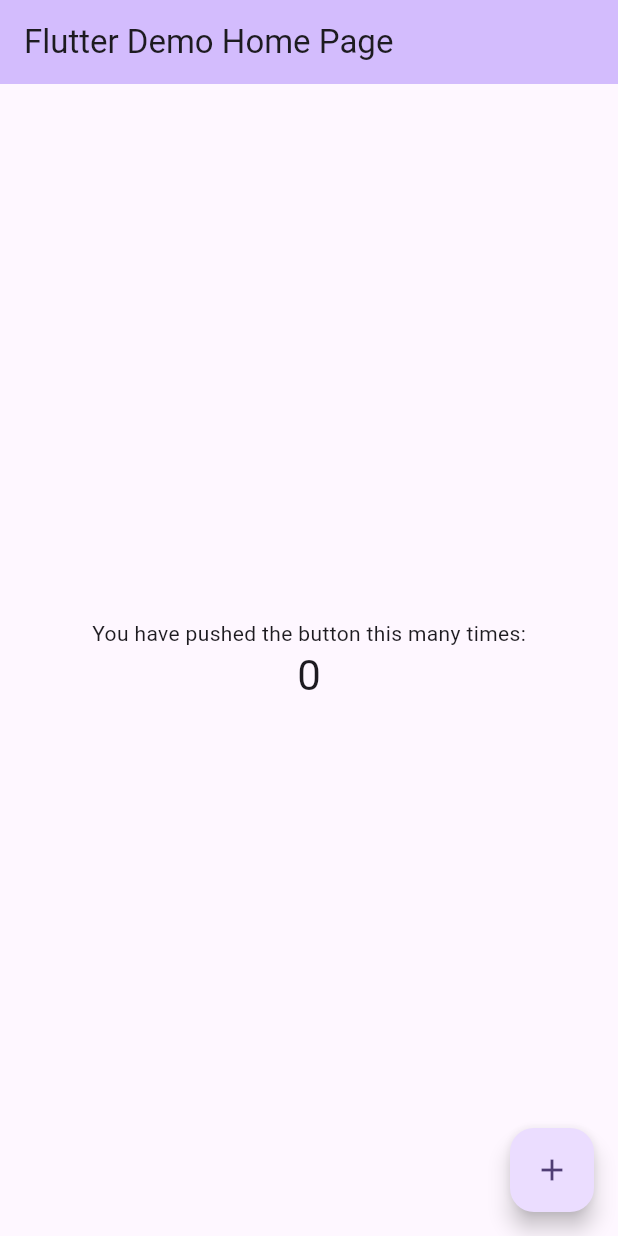
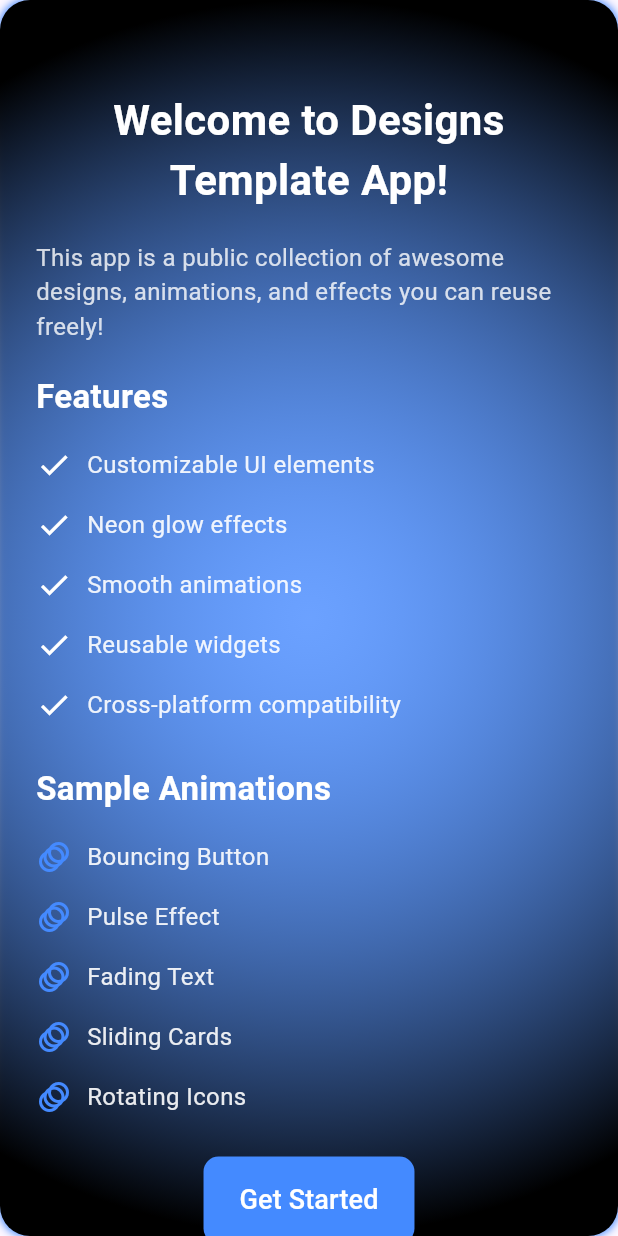
Before and after one commit to SaubhagyaSingh/mvc_base, a Flutter app: the screen it shows after launch, on a phone screen of 412 x 824 dp. Run offline on Flutter 3.47's test engine with Material 3 defaults, Android fonts, the phone set to English and light mode, and no system bars.

Commit message:
gradient_container.dart added

```diff
--- a/lib/main.dart
+++ b/lib/main.dart
@@ -1,4 +1,5 @@
 import 'package:flutter/material.dart';
+import 'package:mvc_base/views/home.dart';
 
 void main() {
   runApp(const MyApp());
@@ -11,115 +12,13 @@
   @override
   Widget build(BuildContext context) {
     return MaterialApp(
-      title: 'Flutter Demo',
+      title: 'Design Templates',
+      debugShowCheckedModeBanner: false,
       theme: ThemeData(
-        // This is the theme of your application.
-        //
-        // TRY THIS: Try running your application with "flutter run". You'll see
-        // the application has a purple toolbar. Then, without quitting the app,
-        // try changing the seedColor in the colorScheme below to Colors.green
-        // and then invoke "hot reload" (save your changes or press the "hot
-        // reload" button in a Flutter-supported IDE, or press "r" if you used
-        // the command line to start the app).
-        //
-        // Notice that the counter didn't reset back to zero; the application
-        // state is not lost during the reload. To reset the state, use hot
-        // restart instead.
-        //
-        // This works for code too, not just values: Most code changes can be
-        // tested with just a hot reload.
         colorScheme: ColorScheme.fromSeed(seedColor: Colors.deepPurple),
         useMaterial3: true,
       ),
-      home: const MyHomePage(title: 'Flutter Demo Home Page'),
+      home: Home(),
     );
   }
 }
-
-class MyHomePage extends StatefulWidget {
-  const MyHomePage({super.key, required this.title});
-
-  // This widget is the home page of your application. It is stateful, meaning
-  // that it has a State object (defined below) that contains fields that affect
-  // how it looks.
-
-  // This class is the configuration for the state. It holds the values (in this
-  // case the title) provided by the parent (in this case the App widget) and
-  // used by the build method of the State. Fields in a Widget subclass are
-  // always marked "final".
-
-  final String title;
-
-  @override
-  State<MyHomePage> createState() => _MyHomePageState();
-}
-
-class _MyHomePageState extends State<MyHomePage> {
-  int _counter = 0;
-
-  void _incrementCounter() {
-    setState(() {
-      // This call to setState tells the Flutter framework that something has
-      // changed in this State, which causes it to rerun the build method below
-      // so that the display can reflect the updated values. If we changed
-      // _counter without calling setState(), then the build method would not be
-      // called again, and so nothing would appear to happen.
-      _counter++;
-    });
-  }
-
-  @override
-  Widget build(BuildContext context) {
-    // This method is rerun every time setState is called, for instance as done
-    // by the _incrementCounter method above.
-    //
-    // The Flutter framework has been optimized to make rerunning build methods
-    // fast, so that you can just rebuild anything that needs updating rather
-    // than having to individually change instances of widgets.
-    return Scaffold(
-      appBar: AppBar(
-        // TRY THIS: Try changing the color here to a specific color (to
-        // Colors.amber, perhaps?) and trigger a hot reload to see the AppBar
-        // change color while the other colors stay the same.
-        backgroundColor: Theme.of(context).colorScheme.inversePrimary,
-        // Here we take the value from the MyHomePage object that was created by
-        // the App.build method, and use it to set our appbar title.
-        title: Text(widget.title),
-      ),
-      body: Center(
-        // Center is a layout widget. It takes a single child and positions it
-        // in the middle of the parent.
-        child: Column(
-          // Column is also a layout widget. It takes a list of children and
-          // arranges them vertically. By default, it sizes itself to fit its
-          // children horizontally, and tries to be as tall as its parent.
-          //
-          // Column has various properties to control how it sizes itself and
-          // how it positions its children. Here we use mainAxisAlignment to
-          // center the children vertically; the main axis here is the vertical
-          // axis because Columns are vertical (the cross axis would be
-          // horizontal).
-          //
-          // TRY THIS: Invoke "debug painting" (choose the "Toggle Debug Paint"
-          // action in the IDE, or press "p" in the console), to see the
-          // wireframe for each widget.
-          mainAxisAlignment: MainAxisAlignment.center,
-          children: <Widget>[
-            const Text(
-              'You have pushed the button this many times:',
-            ),
-            Text(
-              '$_counter',
-              style: Theme.of(context).textTheme.headlineMedium,
-            ),
-          ],
-        ),
-      ),
-      floatingActionButton: FloatingActionButton(
-        onPressed: _incrementCounter,
-        tooltip: 'Increment',
-        child: const Icon(Icons.add),
-      ), // This trailing comma makes auto-formatting nicer for build methods.
-    );
-  }
-}
--- /dev/null
+++ b/lib/views/animations/gradient_container.dart
@@ -0,0 +1,54 @@
+import 'package:flutter/material.dart';
+
+class GradientContainer extends StatelessWidget {
+  final double height;
+  final double width;
+  final Color backgroundColor;
+  final Color glowColor;
+  final double glow;
+  final BorderRadiusGeometry radius;
+
+  const GradientContainer({
+    Key? key,
+    required this.height,
+    required this.width,
+    required this.glow,
+    required this.radius,
+    this.backgroundColor = Colors.black,
+    this.glowColor = Colors.blueAccent,
+  }) : super(key: key);
+
+  @override
+  Widget build(BuildContext context) {
+    return Container(
+      width: width,
+      height: height,
+      decoration: BoxDecoration(
+        // Soft internal background color gradient
+        gradient: RadialGradient(
+          colors: [
+            glowColor.withOpacity(0.1), // Soft glow color
+            backgroundColor, // Center color for soft background
+          ],
+          radius: glow, // Controls spread of inner gradient
+          center: Alignment.center,
+        ),
+        borderRadius: radius,
+        // Neon glow border
+        boxShadow: [
+          BoxShadow(
+            color: glowColor.withOpacity(0.6), // Outer glow
+            blurRadius: glow * 4, // Adjust for neon effect
+            spreadRadius: glow, // Spread for intensity
+          ),
+          BoxShadow(
+            color: glowColor.withOpacity(0.4), // Inner glow
+            blurRadius: glow * 2,
+            spreadRadius: glow / 2,
+          ),
+        ],
+      ),
+      padding: const EdgeInsets.all(20),
+    );
+  }
+}
--- /dev/null
+++ b/lib/views/home.dart
@@ -0,0 +1,183 @@
+import 'package:flutter/material.dart';
+import 'animations/gradient_container.dart';
+
+class Home extends StatefulWidget {
+  const Home({super.key});
+
+  @override
+  State<Home> createState() => _HomeState();
+}
+
+class _HomeState extends State<Home> {
+  @override
+  Widget build(BuildContext context) {
+    // Get screen dimensions using MediaQuery
+    final screenWidth = MediaQuery.of(context).size.width;
+    final screenHeight = MediaQuery.of(context).size.height;
+
+    return Scaffold(
+      body: Stack(
+        children: [
+          // Background gradient container
+          GradientContainer(
+            radius: BorderRadius.circular(20),
+            glow: 1,
+            width: screenWidth,
+            height: screenHeight,
+            backgroundColor: Colors.black,
+            glowColor: Colors.blueAccent,
+          ),
+
+          // Page content
+          SingleChildScrollView(
+            child: Padding(
+              padding:
+                  const EdgeInsets.symmetric(horizontal: 24.0, vertical: 60.0),
+              child: Column(
+                crossAxisAlignment: CrossAxisAlignment.start,
+                children: [
+                  // Header section
+                  Center(
+                    child: Text(
+                      'Welcome to Designs Template App!',
+                      textAlign: TextAlign.center,
+                      style: TextStyle(
+                        fontSize: 28,
+                        fontWeight: FontWeight.bold,
+                        color: Colors.white,
+                      ),
+                    ),
+                  ),
+                  const SizedBox(height: 20),
+
+                  // Intro text
+                  Text(
+                    'This app is a public collection of awesome designs, animations, and effects you can reuse freely!',
+                    style: TextStyle(
+                      fontSize: 16,
+                      color: Colors.white.withOpacity(0.8),
+                    ),
+                  ),
+                  const SizedBox(height: 20),
+
+                  // Features section
+                  Text(
+                    'Features',
+                    style: TextStyle(
+                      fontSize: 22,
+                      fontWeight: FontWeight.bold,
+                      color: Colors.white,
+                    ),
+                  ),
+                  const SizedBox(height: 10),
+                  ..._buildFeatureList(),
+
+                  const SizedBox(height: 20),
+
+                  // Sample Animations Section
+                  Text(
+                    'Sample Animations',
+                    style: TextStyle(
+                      fontSize: 22,
+                      fontWeight: FontWeight.bold,
+                      color: Colors.white,
+                    ),
+                  ),
+                  const SizedBox(height: 10),
+                  ..._buildAnimationList(),
+                  // Get Started Button
+                  const SizedBox(height: 20),
+
+                  Center(
+                    child: ElevatedButton(
+                      onPressed: () {},
+                      style: ElevatedButton.styleFrom(
+                        backgroundColor: Colors.blueAccent,
+                        shape: RoundedRectangleBorder(
+                          borderRadius: BorderRadius.circular(10),
+                        ),
+                        padding: const EdgeInsets.symmetric(
+                          vertical: 16,
+                          horizontal: 24,
+                        ),
+                      ),
+                      child: const Text(
+                        'Get Started',
+                        style: TextStyle(fontSize: 18, color: Colors.white),
+                      ),
+                    ),
+                  ),
+                  const SizedBox(height: 40),
+                ],
+              ),
+            ),
+          ),
+        ],
+      ),
+    );
+  }
+
+  // Helper method to build a list of features
+  List<Widget> _buildFeatureList() {
+    final features = [
+      'Customizable UI elements',
+      'Neon glow effects',
+      'Smooth animations',
+      'Reusable widgets',
+      'Cross-platform compatibility',
+    ];
+
+    return features.map((feature) {
+      return Padding(
+        padding: const EdgeInsets.symmetric(vertical: 8.0),
+        child: Row(
+          children: [
+            Icon(Icons.check, color: Colors.white),
+            const SizedBox(width: 10),
+            Expanded(
+              child: Text(
+                feature,
+                style: TextStyle(
+                  color: Colors.white.withOpacity(0.9),
+                  fontSize: 16,
+                ),
+              ),
+            ),
+          ],
+        ),
+      );
+    }).toList();
+  }
+
+  // Helper method to build a list of sample animations
+  List<Widget> _buildAnimationList() {
+    final animations = [
+      'Bouncing Button',
+      'Pulse Effect',
+      'Fading Text',
+      'Sliding Cards',
+      'Rotating Icons',
+    ];
+
+    return animations.map((animation) {
+      return Padding(
+        padding: const EdgeInsets.symmetric(vertical: 8.0),
+        child: Row(
+          children: [
+            Icon(Icons.animation, color: Colors.blueAccent),
+            const SizedBox(width: 10),
+            Expanded(
+              child: Text(
+                animation,
+                style: TextStyle(
+                  color: Colors.white.withOpacity(0.9),
+                  fontSize: 16,
+                ),
+              ),
+            ),
+          ],
+        ),
+      );
+    }).toList();
+  }
+}
```
